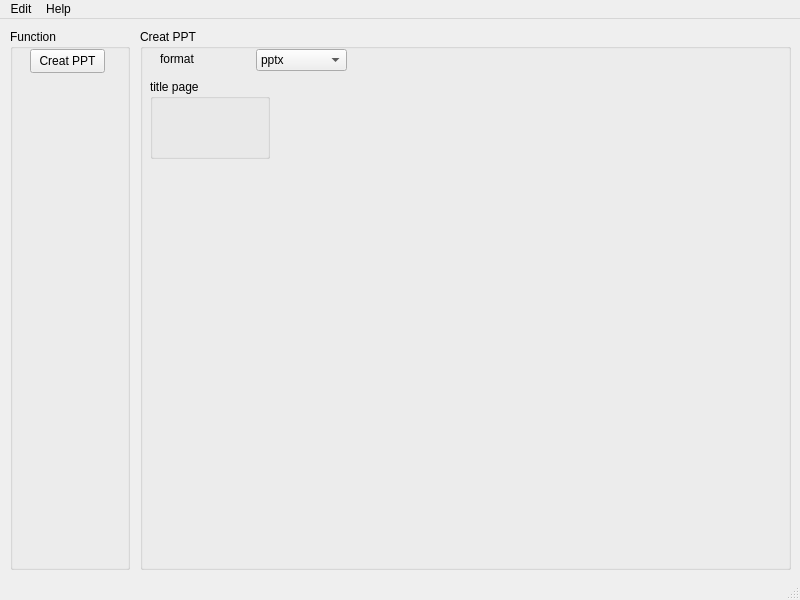
This is PySide/NoDone.ui in Simple-PPT/Simple-PPT as Qt 5 draws it before an edit. The edited form follows.
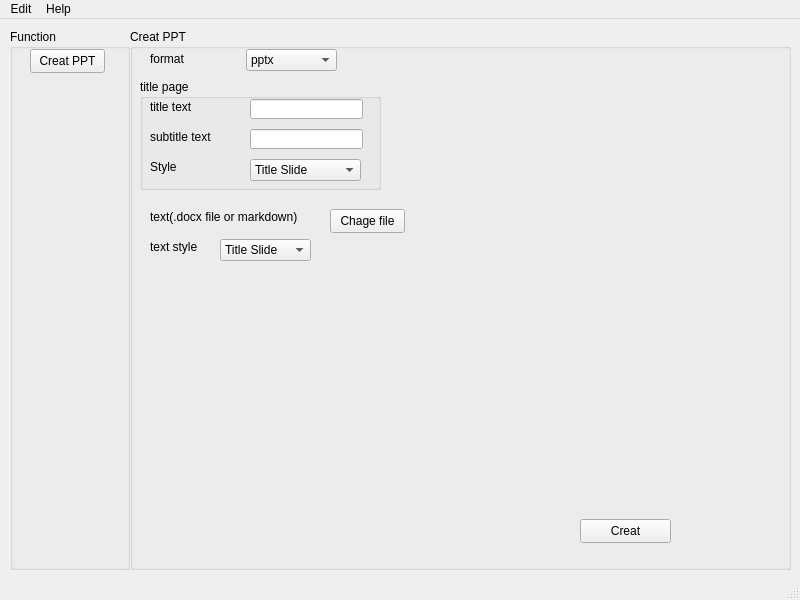
This is the edited form. Icons and pictures are not drawn.

```diff
--- a/PySide/NoDone.ui
+++ b/PySide/NoDone.ui
@@ -56,9 +56,9 @@
    <widget class="QGroupBox" name="groupBox_2">
     <property name="geometry">
      <rect>
-      <x>140</x>
+      <x>130</x>
       <y>10</y>
-      <width>651</width>
+      <width>661</width>
       <height>541</height>
      </rect>
     </property>
@@ -98,13 +98,254 @@
       <rect>
        <x>10</x>
        <y>50</y>
-       <width>120</width>
-       <height>80</height>
+       <width>241</width>
+       <height>111</height>
       </rect>
      </property>
      <property name="title">
       <string>title page</string>
      </property>
+     <widget class="QLabel" name="label_2">
+      <property name="geometry">
+       <rect>
+        <x>10</x>
+        <y>20</y>
+        <width>54</width>
+        <height>16</height>
+       </rect>
+      </property>
+      <property name="text">
+       <string>title text</string>
+      </property>
+     </widget>
+     <widget class="QLineEdit" name="lineEdit">
+      <property name="geometry">
+       <rect>
+        <x>110</x>
+        <y>20</y>
+        <width>113</width>
+        <height>20</height>
+       </rect>
+      </property>
+     </widget>
+     <widget class="QLabel" name="label_3">
+      <property name="geometry">
+       <rect>
+        <x>10</x>
+        <y>50</y>
+        <width>101</width>
+        <height>16</height>
+       </rect>
+      </property>
+      <property name="text">
+       <string>subtitle text</string>
+      </property>
+     </widget>
+     <widget class="QLineEdit" name="lineEdit_2">
+      <property name="geometry">
+       <rect>
+        <x>110</x>
+        <y>50</y>
+        <width>113</width>
+        <height>20</height>
+       </rect>
+      </property>
+     </widget>
+     <widget class="QLabel" name="label_4">
+      <property name="geometry">
+       <rect>
+        <x>10</x>
+        <y>80</y>
+        <width>54</width>
+        <height>16</height>
+       </rect>
+      </property>
+      <property name="text">
+       <string>Style</string>
+      </property>
+     </widget>
+     <widget class="QComboBox" name="comboBox_2">
+      <property name="geometry">
+       <rect>
+        <x>110</x>
+        <y>80</y>
+        <width>111</width>
+        <height>22</height>
+       </rect>
+      </property>
+      <item>
+       <property name="text">
+        <string>Title Slide</string>
+       </property>
+      </item>
+      <item>
+       <property name="text">
+        <string>Title and Content</string>
+       </property>
+      </item>
+      <item>
+       <property name="text">
+        <string>Section Header</string>
+       </property>
+      </item>
+      <item>
+       <property name="text">
+        <string>Two Content</string>
+       </property>
+      </item>
+      <item>
+       <property name="text">
+        <string>Comparison</string>
+       </property>
+      </item>
+      <item>
+       <property name="text">
+        <string>Title Only</string>
+       </property>
+      </item>
+      <item>
+       <property name="text">
+        <string>Blank</string>
+       </property>
+      </item>
+      <item>
+       <property name="text">
+        <string>Content with Caption</string>
+       </property>
+      </item>
+      <item>
+       <property name="text">
+        <string>Pictrue with Caption</string>
+       </property>
+      </item>
+      <item>
+       <property name="text">
+        <string>Title and vertical text</string>
+       </property>
+      </item>
+      <item>
+       <property name="text">
+        <string>Vertical headings and text</string>
+       </property>
+      </item>
+     </widget>
+    </widget>
+    <widget class="QLabel" name="label_5">
+     <property name="geometry">
+      <rect>
+       <x>20</x>
+       <y>180</y>
+       <width>171</width>
+       <height>16</height>
+      </rect>
+     </property>
+     <property name="text">
+      <string>text(.docx file or markdown)</string>
+     </property>
+    </widget>
+    <widget class="QPushButton" name="pushButton_2">
+     <property name="geometry">
+      <rect>
+       <x>200</x>
+       <y>180</y>
+       <width>75</width>
+       <height>24</height>
+      </rect>
+     </property>
+     <property name="text">
+      <string>Chage file</string>
+     </property>
+    </widget>
+    <widget class="QPushButton" name="pushButton_3">
+     <property name="geometry">
+      <rect>
+       <x>450</x>
+       <y>490</y>
+       <width>91</width>
+       <height>24</height>
+      </rect>
+     </property>
+     <property name="text">
+      <string>Creat</string>
+     </property>
+    </widget>
+    <widget class="QLabel" name="label_6">
+     <property name="geometry">
+      <rect>
+       <x>20</x>
+       <y>210</y>
+       <width>54</width>
+       <height>16</height>
+      </rect>
+     </property>
+     <property name="text">
+      <string>text style</string>
+     </property>
+    </widget>
+    <widget class="QComboBox" name="comboBox_4">
+     <property name="geometry">
+      <rect>
+       <x>90</x>
+       <y>210</y>
+       <width>91</width>
+       <height>22</height>
+      </rect>
+     </property>
+     <item>
+      <property name="text">
+       <string>Title Slide</string>
+      </property>
+     </item>
+     <item>
+      <property name="text">
+       <string>Title and Content</string>
+      </property>
+     </item>
+     <item>
+      <property name="text">
+       <string>Section Header</string>
+      </property>
+     </item>
+     <item>
+      <property name="text">
+       <string>Two Content</string>
+      </property>
+     </item>
+     <item>
+      <property name="text">
+       <string>Comparison</string>
+      </property>
+     </item>
+     <item>
+      <property name="text">
+       <string>Title Only</string>
+      </property>
+     </item>
+     <item>
+      <property name="text">
+       <string>Blank</string>
+      </property>
+     </item>
+     <item>
+      <property name="text">
+       <string>Content with Caption</string>
+      </property>
+     </item>
+     <item>
+      <property name="text">
+       <string>Pictrue with Caption</string>
+      </property>
+     </item>
+     <item>
+      <property name="text">
+       <string>Title and vertical text</string>
+      </property>
+     </item>
+     <item>
+      <property name="text">
+       <string>Vertical headings and text</string>
+      </property>
+     </item>
     </widget>
    </widget>
   </widget>
```
Left out of the diff: 152 changed lines with no effect on the pictures.
